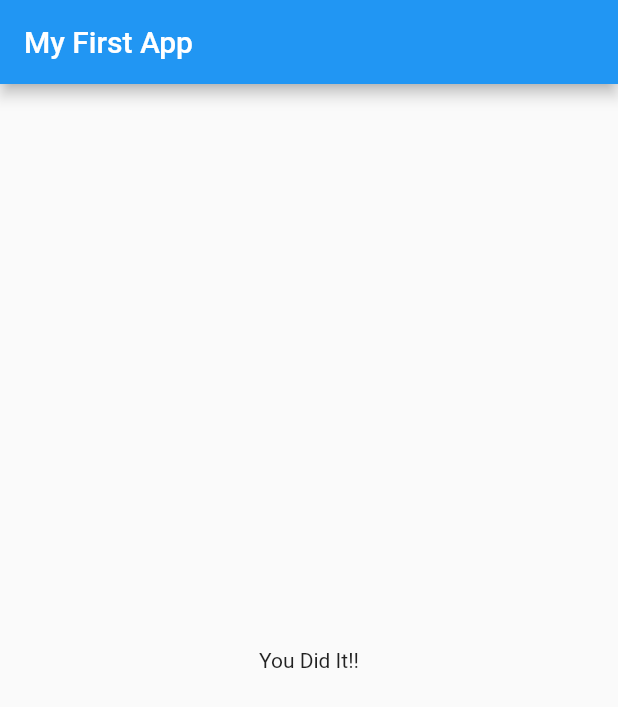
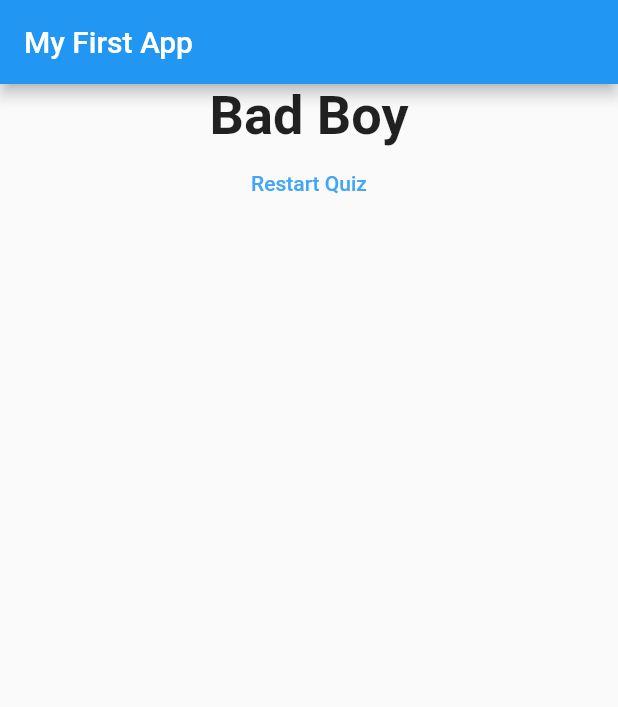
Before and after one commit to aad17/Quiz-App, a Flutter app: the screen it shows after launch, after a tap on "Black", after a tap on "Rabbit", after a tap on "ABC", on a phone screen of 412 x 824 dp. Shown: the top 707 px of the screen. Run offline on Flutter 3.47's test engine with Material 2 defaults, Android fonts, the phone set to English and light mode, and no system bars.

Commit message:
Complete App

```diff
--- a/lib/main.dart
+++ b/lib/main.dart
@@ -17,19 +17,44 @@ class _MyAppState extends State<MyApp> {
   final _questions = const [
     {
       'questionText': "What is your favourite colour?",
-      'answers': ['Black', 'Red', 'Green', 'White']
+      'answers': [
+        {'text': 'Black', 'score': 10},
+        {'text': 'Red', 'score': 6},
+        {'text': 'Green', 'score': 4},
+        {'text': 'White', 'score': 1}
+      ]
     },
     {
       'questionText': "What is you favourite animal?",
-      'answers': ['Elephant', 'Rabbit', 'Lion', 'Tiger']
+      'answers': [
+        {'text': 'Elephant', 'score': 7},
+        {'text': 'Rabbit', 'score': 0},
+        {'text': 'Lion', 'score': 10},
+        {'text': 'Tiger', 'score': 9}
+      ]
     },
     {
       'questionText': "Whon is your favourite instructor?",
-      'answers': ['ABC', 'DEF', 'GHI', 'JKL']
+      'answers': [
+        {'text': 'ABC', 'score': 7},
+        {'text': 'DEF', 'score': 0},
+        {'text': 'GHI', 'score': 10},
+        {'text': 'JKL', 'score': 9}
+      ]
     },
   ];
   var _questionIndex = 0;
-  void _answerQuestion() {
+  var _totalScore = 0;
+
+  void _resetQuiz() {
+    setState(() {
+      _questionIndex = 0;
+      _totalScore = 0;
+    });
+  }
+
+  void _answerQuestion(int score) {
+    _totalScore += score;
     // if (_questionIndex < questions.length) {}
     setState(() {
       _questionIndex = _questionIndex + 1;
@@ -50,7 +75,7 @@ class _MyAppState extends State<MyApp> {
               questionIndex: _questionIndex,
               questions: _questions,
             )
-          : Result(),
+          : Result(_totalScore, _resetQuiz),
     ));
   }
 }
--- a/lib/quiz.dart
+++ b/lib/quiz.dart
@@ -19,10 +19,12 @@ class Quiz extends StatelessWidget {
     return Column(
       children: [
         Question(
-          questions[questionIndex]['questionText'],
+          questions[questionIndex]['questionText'] as String,
         ),
-        ...(questions[questionIndex]['answers'] as List<String>).map((answer) {
-          return Answer(answerQuestion, answer);
+        ...(questions[questionIndex]['answers'] as List<Map<String, Object>>)
+            .map((answer) {
+          return Answer(
+              () => answerQuestion(answer['score']), answer['text'] as String);
         }).toList()
       ],
     );
--- a/lib/result.dart
+++ b/lib/result.dart
@@ -3,10 +3,43 @@ import 'package:flutter/material.dart';
 class Result extends StatelessWidget {
   // const result({Key? key}) : super(key: key);
 
+  final int resultScore;
+  final Function resetHandlar;
+
+  Result(this.resultScore, this.resetHandlar);
+
+  String get resultPhrase {
+    var resultText = 'You did it!!';
+    if (resultScore <= 8) {
+      resultText = 'You are GOOD';
+    } else if (resultScore <= 12) {
+      resultText = 'Pretty likable';
+    } else if (resultScore <= 16) {
+      resultText = 'Pretty Strange';
+    } else {
+      resultText = 'Bad Boy';
+    }
+
+    return resultText;
+  }
+
   @override
   Widget build(BuildContext context) {
     return Center(
-      child: Text('You Did It!!'),
+      child: Column(
+        children: [
+          Text(
+            resultPhrase,
+            style: TextStyle(fontSize: 36, fontWeight: FontWeight.bold),
+            textAlign: TextAlign.center,
+          ),
+          FlatButton(
+            onPressed: resetHandlar,
+            child: Text('Restart Quiz'),
+            textColor: Colors.blue[400],
+          )
+        ],
+      ),
     );
   }
 }
```
